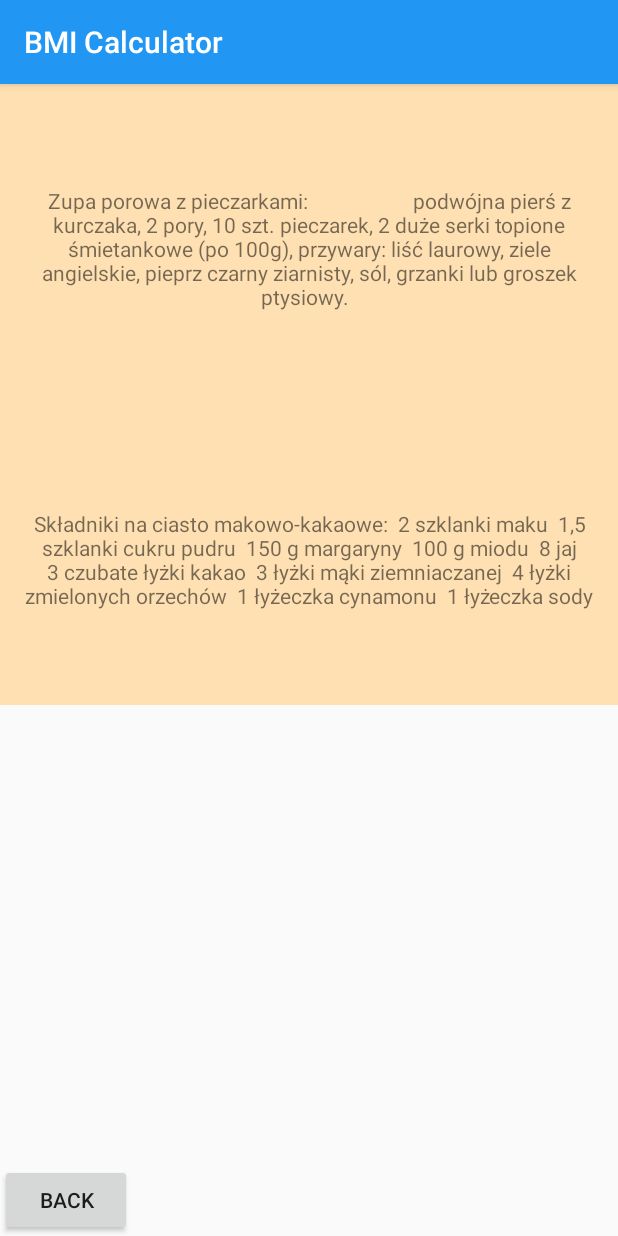
After one commit to Fuksiarz/TipperCollegeActivities, an Android app: the Recipes screen opened directly, with no data from a screen before it, on a phone screen of 412 x 824 dp. The commit adds this screen. Run offline under Robolectric (Android 15) with nearby library versions, the phone set to English and light mode, and no system bars.

Commit message:
Task2Done

```diff
--- a/PAMO/Tipper/app/src/main/AndroidManifest.xml
+++ b/PAMO/Tipper/app/src/main/AndroidManifest.xml
@@ -9,16 +9,17 @@
         android:roundIcon="@mipmap/ic_launcher_round"
         android:supportsRtl="true"
         android:theme="@style/AppTheme">
+        <activity
+            android:name=".Recipes"
+            android:exported="false" />
         <activity android:name=".hiPage">
-        <intent-filter>
-            <action android:name="android.intent.action.MAIN" />
+            <intent-filter>
+                <action android:name="android.intent.action.MAIN" />
 
-            <category android:name="android.intent.category.LAUNCHER" />
-        </intent-filter>
+                <category android:name="android.intent.category.LAUNCHER" />
+            </intent-filter>
         </activity>
-        <activity android:name=".MainActivity">
-
-        </activity>
+        <activity android:name=".MainActivity"></activity>
     </application>
 
 </manifest>
--- a/PAMO/Tipper/app/src/main/java/com/example/tipper/MainActivity.java
+++ b/PAMO/Tipper/app/src/main/java/com/example/tipper/MainActivity.java
@@ -25,7 +25,7 @@ public class MainActivity extends AppCompatActivity {
     private double weight = 0.0; // bill amount entered by the user
     private double height = 0.0; // bill amount entered by the user
     private int age = 0;
-
+    private Button recipiesButton;
     private TextView weightTextView; // shows formatted bill amount
     private TextView heightTextView; // shows formatted bill amount
     private RadioGroup genderGroup;
@@ -52,6 +52,16 @@ public class MainActivity extends AppCompatActivity {
         totalTextView.setText(currencyFormat.format(0));
         calCalc.setText(currencyFormat.format(0));
 //
+        recipiesButton =(Button) findViewById(R.id.recipesButton);
+        recipiesButton.setOnClickListener(new View.OnClickListener() {
+            @Override
+            public void onClick(View view) {
+                Intent switchActivityIntent = new Intent(MainActivity.this, Recipes.class);
+                startActivity(switchActivityIntent);
+            }
+        });
+
+
         // set amountEditText's TextWatcher
         EditText amountEditText =
                 (EditText) findViewById(R.id.weightEdit);
@@ -194,6 +204,10 @@ public class MainActivity extends AppCompatActivity {
         public void beforeTextChanged(
                 CharSequence s, int start, int count, int after) { }
     };
+    private void switchActivitiesToRecipes() {
+        Intent switchActivityIntent = new Intent(this, Recipes.class);
+        startActivity(switchActivityIntent);
 
+    }
 
 }
--- /dev/null
+++ b/PAMO/Tipper/app/src/main/java/com/example/tipper/Recipes.java
@@ -0,0 +1,29 @@
+package com.example.tipper;
+
+import androidx.appcompat.app.AppCompatActivity;
+
+import android.content.Intent;
+import android.os.Bundle;
+import android.view.View;
+import android.widget.Button;
+
+public class Recipes extends AppCompatActivity {
+    private Button backButton;
+    @Override
+    protected void onCreate(Bundle savedInstanceState) {
+        super.onCreate(savedInstanceState);
+        setContentView(R.layout.activity_recipes);
+
+        backButton =(Button) findViewById(R.id.backButton);
+        backButton.setOnClickListener(new View.OnClickListener() {
+            @Override
+            public void onClick(View view) {
+                Intent switchActivityIntent = new Intent(Recipes.this, MainActivity.class);
+                startActivity(switchActivityIntent);
+            }
+        });
+
+
+
+    }
+}
--- /dev/null
+++ b/PAMO/Tipper/app/src/main/res/layout-land/activity_recipes.xml
@@ -0,0 +1,40 @@
+<?xml version="1.0" encoding="utf-8"?>
+<androidx.constraintlayout.widget.ConstraintLayout xmlns:android="http://schemas.android.com/apk/res/android"
+    xmlns:app="http://schemas.android.com/apk/res-auto"
+    xmlns:tools="http://schemas.android.com/tools"
+    android:layout_width="match_parent"
+    android:layout_height="match_parent"
+    tools:context=".Recipes">
+
+    <TextView
+        android:id="@+id/recipe1"
+        android:layout_width="307dp"
+        android:layout_height="122dp"
+        android:layout_row="1"
+        android:layout_column="1"
+        android:layout_gravity="fill_horizontal"
+        android:background="@color/result_background"
+        android:elevation="@dimen/elevation"
+        android:gravity="center"
+        android:padding="@dimen/textview_padding"
+
+        tools:ignore="MissingConstraints"
+        tools:layout_editor_absoluteX="52dp"
+        tools:layout_editor_absoluteY="34dp" />
+
+    <TextView
+        android:id="@+id/recipe2"
+        android:layout_width="307dp"
+        android:layout_height="122dp"
+        android:layout_row="2"
+        android:layout_column="1"
+        android:layout_gravity="fill_horizontal"
+        android:background="@color/result_background"
+        android:elevation="@dimen/elevation"
+        android:gravity="center"
+        android:padding="@dimen/textview_padding"
+
+        tools:ignore="MissingConstraints"
+        tools:layout_editor_absoluteX="52dp"
+        tools:layout_editor_absoluteY="34dp" />
+</androidx.constraintlayout.widget.ConstraintLayout>
--- /dev/null
+++ b/PAMO/Tipper/app/src/main/res/layout/activity_recipes.xml
@@ -0,0 +1,84 @@
+<?xml version="1.0" encoding="utf-8"?>
+<GridLayout xmlns:android="http://schemas.android.com/apk/res/android"
+    xmlns:tools="http://schemas.android.com/tools"
+    android:layout_width="match_parent"
+    android:layout_height="match_parent"
+    tools:context=".Recipes">
+
+    <TextView
+        android:id="@+id/recipe1"
+        android:layout_width="411dp"
+        android:layout_height="220dp"
+
+        android:layout_row="0"
+        android:layout_column="1"
+
+        android:layout_gravity="fill_horizontal"
+        android:background="@color/result_background"
+        android:gravity="center"
+        android:padding="@dimen/textview_padding"
+
+        tools:ignore="MissingConstraints"
+        tools:layout_editor_absoluteX="0dp"
+        tools:layout_editor_absoluteY="269dp"
+        android:text="Zupa porowa z pieczarkami:
+                    podwójna pierś z kurczaka,
+2 pory,
+10 szt. pieczarek,
+2 duże serki topione śmietankowe (po 100g),
+przywary: liść laurowy, ziele angielskie, pieprz czarny ziarnisty, sól,
+grzanki lub groszek ptysiowy.
+
+" />
+
+
+    <TextView
+        android:id="@+id/recipe2"
+        android:layout_width="411dp"
+        android:layout_height="194dp"
+
+        android:layout_row="2"
+        android:layout_column="1"
+
+        android:layout_gravity="fill_horizontal"
+        android:background="@color/result_background"
+
+        android:gravity="center"
+        android:padding="@dimen/textview_padding"
+        android:text="Składniki na ciasto makowo-kakaowe:
+
+2 szklanki maku
+
+1,5 szklanki cukru pudru
+
+150 g margaryny
+
+100 g miodu
+
+8 jaj
+
+3 czubate łyżki kakao
+
+3 łyżki mąki ziemniaczanej
+
+4 łyżki zmielonych orzechów
+
+1 łyżeczka cynamonu
+
+1 łyżeczka sody"
+        tools:ignore="MissingConstraints"
+        tools:layout_editor_absoluteX="0dp"
+        tools:layout_editor_absoluteY="38dp"
+
+        />
+
+    <Button
+        android:id="@+id/backButton"
+        android:layout_width="wrap_content"
+        android:layout_height="wrap_content"
+        android:layout_row="6"
+        android:layout_column="1"
+        android:text="Back"
+        tools:layout_editor_absoluteX="150dp"
+        tools:layout_editor_absoluteY="572dp" />
+</GridLayout>
```
